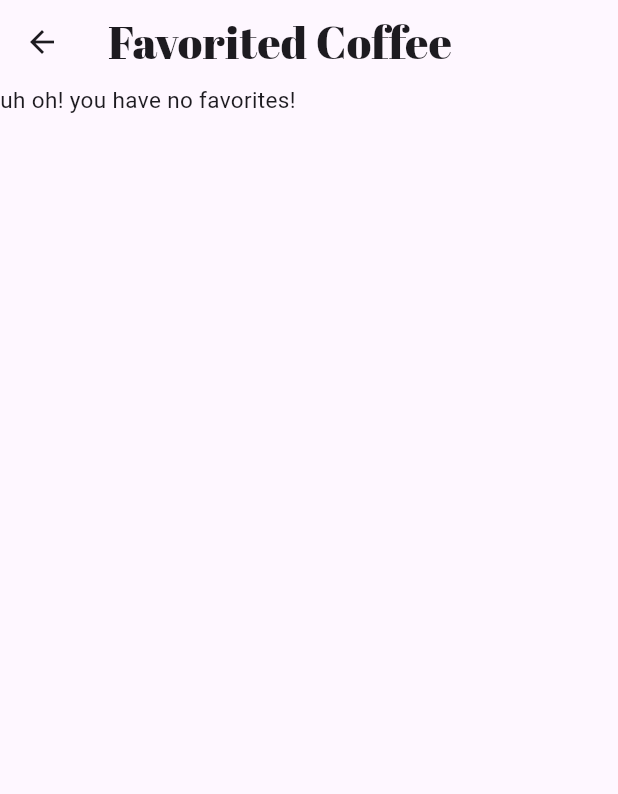
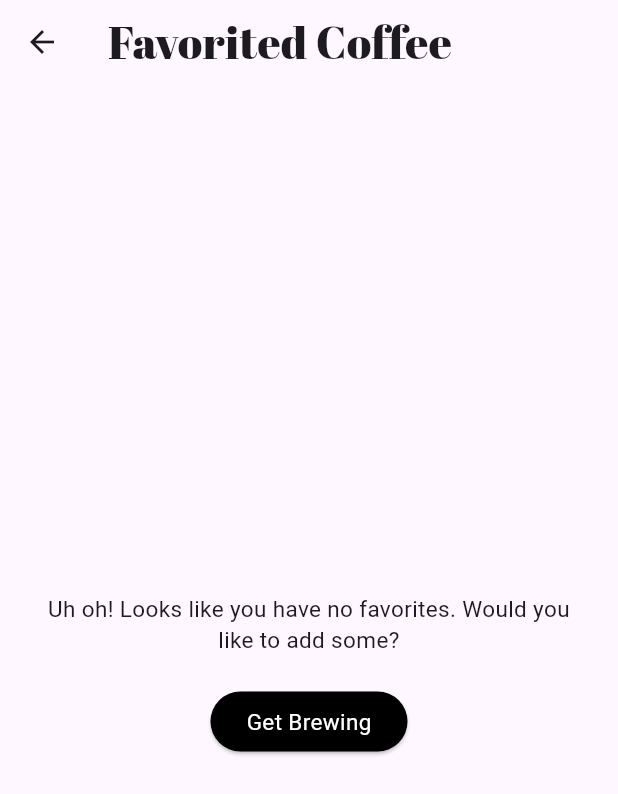
Before and after one commit to heidiafehr/Coffee_App, a Flutter app: the FavoritedCoffeeScreen screen opened by its route, on a phone screen of 412 x 824 dp. Shown: the top 794 px of the screen. Run offline on Flutter 3.47's test engine with Material 3 defaults, Android fonts, the phone set to English and light mode, and no system bars; our stand-ins replace bloc, cached_network_image, flutter_bloc, get_it, google_fonts, shared_preferences; accounts and stored records are empty; network calls fail.

Commit message:
Added widget to handle when there are no favorited coffee images.

```diff
--- a/lib/favorited_coffee_screen/favorited_coffee_screen.dart
+++ b/lib/favorited_coffee_screen/favorited_coffee_screen.dart
@@ -1,4 +1,5 @@
 import 'package:coffee_app/favorited_coffee_screen/widgets/display_favorited_images_catalog.dart';
+import 'package:coffee_app/favorited_coffee_screen/widgets/empty_favorited_catolog.dart';
 import 'package:flutter/cupertino.dart';
 import 'package:flutter/material.dart';
 import 'package:flutter_bloc/flutter_bloc.dart';
@@ -37,7 +38,7 @@ class _FavoritedCoffeeScreenState extends State<FavoritedCoffeeScreen> {
             return DisplayFavoritedImagesCatalog(
                 imageCatalog: displayedImageUrls);
           } else if (state is EmptyFavoritedImagesLoaded) {
-            return const Text('uh oh! you have no favorites!');
+            return const EmptyFavoritedCatalog();
           } else if (state is LoadFavoritedImagesError) {
             return Text('Error: ${state.errorMessage}');
           } else if (state is UnfavoritedImageSuccess) {
--- /dev/null
+++ b/lib/favorited_coffee_screen/widgets/empty_favorited_catolog.dart
@@ -0,0 +1,43 @@
+import 'package:flutter/material.dart';
+
+import '../../brewing_screen/bloc/brewing_bloc.dart';
+import '../../brewing_screen/brewing_screen.dart';
+import '../../service_locator.dart';
+
+class EmptyFavoritedCatalog extends StatelessWidget {
+  const EmptyFavoritedCatalog({super.key});
+
+  @override
+  Widget build(BuildContext context) {
+    final brewingBloc = getIt<BrewingBloc>();
+    return Column(
+      mainAxisAlignment: MainAxisAlignment.center,
+      crossAxisAlignment: CrossAxisAlignment.center,
+      children: [
+        const Padding(
+          padding: EdgeInsets.all(20),
+          child: Text(
+            'Uh oh! Looks like you have no favorites. Would you like to add some?',
+            textAlign: TextAlign.center,
+          ),
+        ),
+        ElevatedButton(
+          onPressed: () {
+            brewingBloc.add(LoadCoffeeImage());
+            Navigator.push(
+                context,
+                MaterialPageRoute(
+                    builder: (context) => const BrewingScreen()));
+          },
+          child: Text(
+            'Get Brewing',
+            style: Theme.of(context)
+                .textTheme
+                .bodyMedium!
+                .copyWith(color: Colors.white),
+          ),
+        ),
+      ],
+    );
+  }
+}
```
